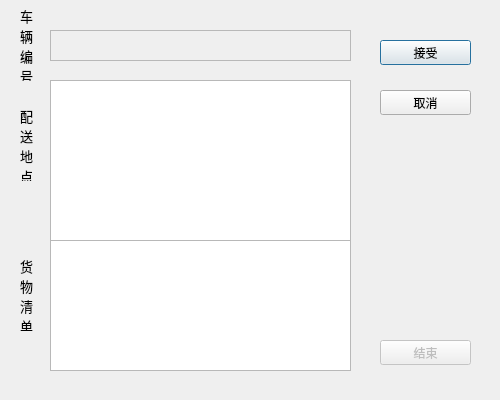
The window that client/taskdlg.ui (SJunTer/QExpress) describes before a commit, drawn with Qt 5.
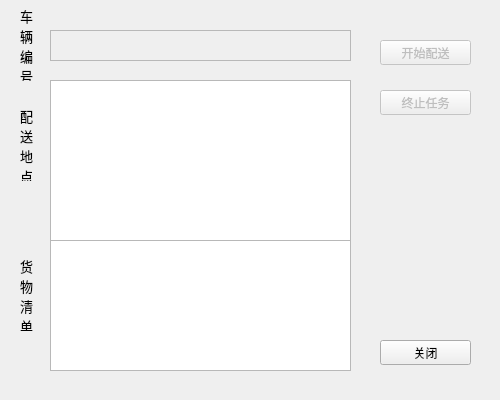
The same window after the commit.

Patch:
```diff
--- a/client/taskdlg.ui
+++ b/client/taskdlg.ui
@@ -26,6 +26,9 @@
    <string>Dialog</string>
   </property>
   <widget class="QPushButton" name="acptBtn">
+   <property name="enabled">
+    <bool>false</bool>
+   </property>
    <property name="geometry">
     <rect>
      <x>380</x>
@@ -35,7 +38,7 @@
     </rect>
    </property>
    <property name="text">
-    <string>接受</string>
+    <string>开始配送</string>
    </property>
    <property name="default">
     <bool>true</bool>
@@ -45,13 +48,13 @@
    <property name="geometry">
     <rect>
      <x>380</x>
-     <y>90</y>
+     <y>340</y>
      <width>91</width>
      <height>25</height>
     </rect>
    </property>
    <property name="text">
-    <string>取消</string>
+    <string>关闭</string>
    </property>
   </widget>
   <widget class="QLabel" name="label">
@@ -180,13 +183,13 @@
    <property name="geometry">
     <rect>
      <x>380</x>
-     <y>340</y>
+     <y>90</y>
      <width>91</width>
      <height>25</height>
     </rect>
    </property>
    <property name="text">
-    <string>结束</string>
+    <string>终止任务</string>
    </property>
   </widget>
  </widget>
```
Left out of the diff: 2 changed lines with no effect on the pictures.
